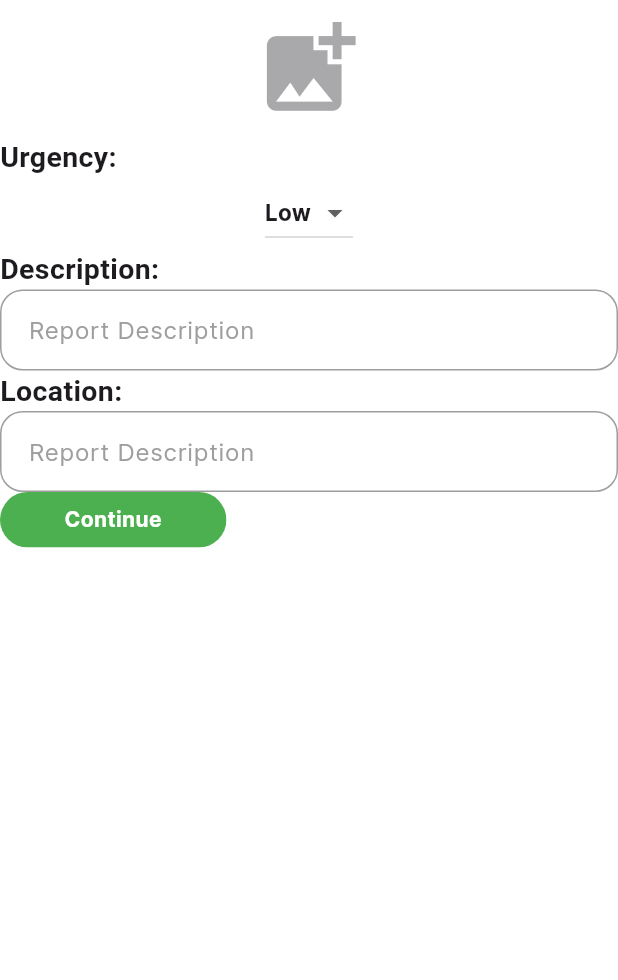
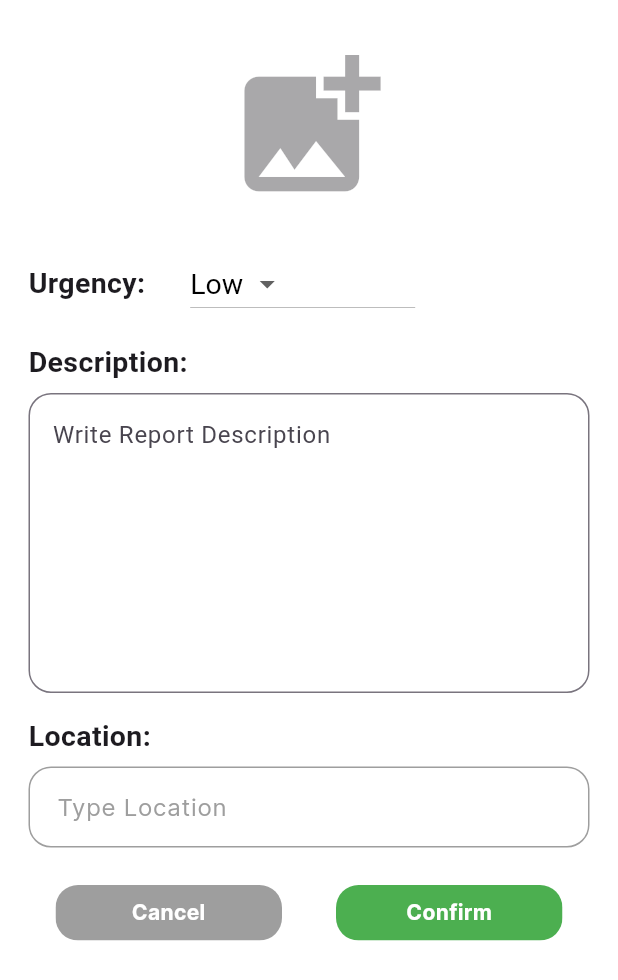
Before and after one commit to jsmrk/icare_tagum_app, a Flutter app: the WriteConcernSheet widget shown alone on an empty page, opened directly, on a phone screen of 412 x 824 dp. Shown: the top 980 px of the screen. Run offline on Flutter 3.47's test engine with Material 3 defaults, Android fonts, the phone set to English and light mode, and no system bars; our stand-ins replace firebase_core, google_nav_bar; accounts and stored records are empty; network calls fail.

Commit message:
done designin write concern modal sheet

```diff
--- a/lib/views/home_screen.dart
+++ b/lib/views/home_screen.dart
@@ -1,11 +1,8 @@
 import 'package:flutter/material.dart';
 import 'package:icare_tagum_app/views/write_screen.dart';
-import 'package:icare_tagum_app/widgets/btm_navbar.dart';
-import 'package:icare_tagum_app/widgets/button_no_icon.dart';
 import 'package:icare_tagum_app/widgets/button_with_icon.dart';
 import 'package:icare_tagum_app/widgets/custom_appbar.dart';
 import 'package:icare_tagum_app/widgets/home_latest_news.dart';
-import 'package:icare_tagum_app/widgets/write_sheet.dart';
 
 class HomeScreen extends StatelessWidget {
   static const routeName = '/home-screen';
--- a/lib/views/nickname_input.dart
+++ b/lib/views/nickname_input.dart
@@ -65,9 +65,12 @@ class NicknameScreen extends StatelessWidget {
           const SizedBox(height: 99),
           //button
           ButtonWithoutIcon(
-            navigateTo: () => Navigator.pushReplacementNamed(
-                context, WelcomeScreen.routeName),
-          )
+              navigateTo: () => Navigator.pushReplacementNamed(
+                  context, WelcomeScreen.routeName),
+              bgColor: Colors.green,
+              buttonText: 'Continue',
+              curvedSize: 25,
+              txtColor: Colors.white),
         ],
       ),
     );
--- a/lib/views/welcom_screen.dart
+++ b/lib/views/welcom_screen.dart
@@ -52,9 +52,12 @@ class WelcomeScreen extends StatelessWidget {
             const SizedBox(height: 65),
             //button
             ButtonWithoutIcon(
-              navigateTo: () =>
-                  Navigator.pushReplacementNamed(context, BtmNavBar.routeName),
-            ),
+                navigateTo: () => Navigator.pushReplacementNamed(
+                    context, BtmNavBar.routeName),
+                bgColor: Colors.green,
+                buttonText: 'Continue',
+                curvedSize: 25,
+                txtColor: Colors.white),
           ],
         ),
       ),
--- a/lib/widgets/button_no_icon.dart
+++ b/lib/widgets/button_no_icon.dart
@@ -2,25 +2,36 @@ import 'package:flutter/material.dart';
 
 class ButtonWithoutIcon extends StatelessWidget {
   final void Function() navigateTo;
+  final Color bgColor;
+  final Color txtColor;
+  final double curvedSize;
+  final String buttonText;
 
-  const ButtonWithoutIcon({super.key, required this.navigateTo});
+  const ButtonWithoutIcon({
+    super.key,
+    required this.navigateTo,
+    required this.bgColor,
+    required this.buttonText,
+    required this.curvedSize,
+    required this.txtColor,
+  });
 
   @override
   Widget build(BuildContext context) {
     return GestureDetector(
       onTap: navigateTo,
       child: ClipRRect(
-        borderRadius: BorderRadius.circular(25),
+        borderRadius: BorderRadius.circular(curvedSize),
         child: Container(
           height: 37,
           width: 151,
           alignment: Alignment.center,
-          color: Colors.green,
-          child: const Text(
-            'Continue',
+          color: bgColor,
+          child: Text(
+            buttonText,
             textAlign: TextAlign.center,
             style: TextStyle(
-              color: Colors.white,
+              color: txtColor,
               fontFamily: 'Inter',
               fontWeight: FontWeight.w700,
             ),
--- a/lib/widgets/write_sheet.dart
+++ b/lib/widgets/write_sheet.dart
@@ -56,16 +56,29 @@ class _WriteConcernSheetState extends State<WriteConcernSheet> {
 
   @override
   Widget build(BuildContext context) {
-    return Column(
+    return Container(
+      padding: const EdgeInsets.all(19),
+      child: Column(
         mainAxisSize: MainAxisSize.min,
         children: [
           const IconButton(
             onPressed: null,
             icon: Icon(Icons.add_photo_alternate),
-          iconSize: 75,
+            iconSize: 115,
           ),
+          const SizedBox(height: 15),
+          Row(
+            children: [
               textFieldTitle('Urgency: '),
-        DropdownButton(items: const [
+              const SizedBox(width: 25),
+              Container(
+                width: 150,
+                child: DropdownButton(
+                  style: const TextStyle(
+                    fontSize: 19,
+                    color: Colors.black,
+                  ),
+                  items: const [
                     DropdownMenuItem(
                       value: 'low',
                       child: Text('Low'),
@@ -74,19 +87,67 @@ class _WriteConcernSheetState extends State<WriteConcernSheet> {
                       value: 'high',
                       child: Text('High'),
                     ),
-        ], value: _dropdownValue, onChanged: urgencyDropdown),
+                  ],
+                  value: _dropdownValue,
+                  onChanged: urgencyDropdown,
+                ),
+              ),
+            ],
+          ),
+          const SizedBox(height: 15),
           textFieldTitle('Description: '),
-        textField('Report Description'),
+          const SizedBox(
+            height: 7,
+          ),
+          TextFormField(
+            maxLines: 7,
+            keyboardType: TextInputType.multiline,
+            decoration: const InputDecoration(
+              hintText: 'Write Report Description',
+              border: OutlineInputBorder(
+                borderRadius: BorderRadius.all(
+                  Radius.circular(15),
+                ),
+              ),
+              focusedBorder: OutlineInputBorder(
+                borderRadius: BorderRadius.all(
+                  Radius.circular(15),
+                ),
+                borderSide: BorderSide(
+                    color: Colors.grey,
+                    width: 3.0), // Thicker border when focused
+              ),
+            ),
+          ),
+          const SizedBox(height: 15),
           textFieldTitle('Location: '),
-        textField('Report Description'),
+          const SizedBox(
+            height: 7,
+          ),
+          textField('Type Location'),
+          const SizedBox(height: 25),
           Row(
+            mainAxisAlignment: MainAxisAlignment.spaceAround,
             children: [
               ButtonWithoutIcon(
                 navigateTo: () => Navigator.pop(context),
+                bgColor: Colors.grey,
+                buttonText: 'Cancel',
+                curvedSize: 15,
+                txtColor: Colors.white,
+              ),
+              ButtonWithoutIcon(
+                navigateTo: () => Navigator.pop(context),
+                bgColor: Colors.green,
+                buttonText: 'Confirm',
+                curvedSize: 15,
+                txtColor: Colors.white,
               ),
             ],
           ),
+          const SizedBox(height: 15),
         ],
+      ),
     );
   }
 }
```
Lines whose indentation alone changed are shown as unchanged.
